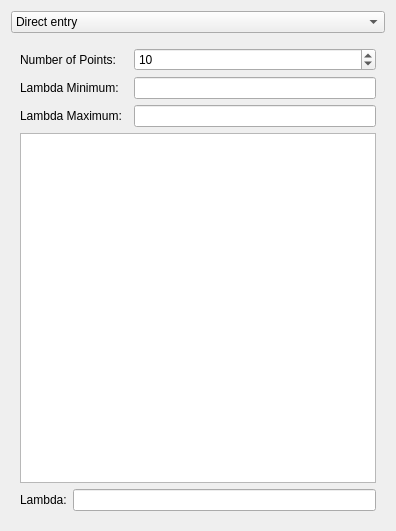
Qt form src/Interface/Modules/Inverse/SolveInverseProblemWithTikhonovSVDDialog.ui (SCIInstitute/SCIRun) before a commit.
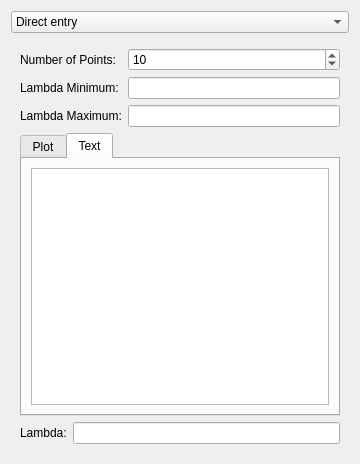
The same form after that commit. The open tabs and pages were chosen to show the change.

Commit message:
Extract class, add to other module UIs
Still need to do modules

```diff
--- a/src/Interface/Modules/Inverse/SolveInverseProblemWithTikhonovSVDDialog.ui
+++ b/src/Interface/Modules/Inverse/SolveInverseProblemWithTikhonovSVDDialog.ui
@@ -6,14 +6,14 @@
    <rect>
     <x>0</x>
     <y>0</y>
-    <width>396</width>
-    <height>531</height>
+    <width>360</width>
+    <height>464</height>
    </rect>
   </property>
   <property name="minimumSize">
    <size>
     <width>360</width>
-    <height>375</height>
+    <height>464</height>
    </size>
   </property>
   <property name="windowTitle">
@@ -164,19 +164,80 @@
       </layout>
      </widget>
      <widget class="QWidget" name="page_3">
-      <layout class="QGridLayout" name="gridLayout_8">
-       <item row="2" column="0">
-        <widget class="QLabel" name="label_7">
-         <property name="text">
-          <string>Lambda Maximum:</string>
-         </property>
-        </widget>
-       </item>
-       <item row="4" column="0" colspan="3">
-        <layout class="QHBoxLayout" name="horizontalLayout_2">
-         <item>
+      <layout class="QVBoxLayout" name="verticalLayout">
+       <item>
+        <layout class="QGridLayout" name="gridLayout_2">
+         <item row="0" column="0">
           <widget class="QLabel" name="label_6">
            <property name="text">
+            <string>Number of Points:</string>
+           </property>
+          </widget>
+         </item>
+         <item row="0" column="1">
+          <widget class="QSpinBox" name="lambdaNumberSpinBox_">
+           <property name="maximum">
+            <number>9999999</number>
+           </property>
+           <property name="value">
+            <number>10</number>
+           </property>
+          </widget>
+         </item>
+         <item row="1" column="0">
+          <widget class="QLabel" name="label_8">
+           <property name="text">
+            <string>Lambda Minimum:</string>
+           </property>
+          </widget>
+         </item>
+         <item row="1" column="1">
+          <widget class="QLineEdit" name="lCurveMinLineEdit_"/>
+         </item>
+         <item row="2" column="0">
+          <widget class="QLabel" name="label_9">
+           <property name="text">
+            <string>Lambda Maximum:</string>
+           </property>
+          </widget>
+         </item>
+         <item row="2" column="1">
+          <widget class="QLineEdit" name="lCurveMaxLineEdit_"/>
+         </item>
+        </layout>
+       </item>
+       <item>
+        <widget class="QTabWidget" name="tabWidget">
+         <property name="currentIndex">
+          <number>0</number>
+         </property>
+         <widget class="QWidget" name="plotTab_">
+          <attribute name="title">
+           <string>Plot</string>
+          </attribute>
+          <layout class="QVBoxLayout" name="verticalLayout_6"/>
+         </widget>
+         <widget class="QWidget" name="tab_2">
+          <attribute name="title">
+           <string>Text</string>
+          </attribute>
+          <layout class="QHBoxLayout" name="horizontalLayout_2">
+           <item>
+            <widget class="QTextEdit" name="lCurveTextEdit_">
+             <property name="readOnly">
+              <bool>true</bool>
+             </property>
+            </widget>
+           </item>
+          </layout>
+         </widget>
+        </widget>
+       </item>
+       <item>
+        <layout class="QHBoxLayout" name="horizontalLayout_3">
+         <item>
+          <widget class="QLabel" name="label_7">
+           <property name="text">
             <string>Lambda:</string>
            </property>
           </widget>
@@ -190,43 +251,6 @@
          </item>
         </layout>
        </item>
-       <item row="3" column="0" colspan="3">
-        <widget class="QTextEdit" name="lCurveTextEdit_">
-         <property name="readOnly">
-          <bool>true</bool>
-         </property>
-        </widget>
-       </item>
-       <item row="1" column="0">
-        <widget class="QLabel" name="label_10">
-         <property name="text">
-          <string>Lambda Minimum:</string>
-         </property>
-        </widget>
-       </item>
-       <item row="0" column="0">
-        <widget class="QLabel" name="label_9">
-         <property name="text">
-          <string>Number of Points:</string>
-         </property>
-        </widget>
-       </item>
-       <item row="0" column="2">
-        <widget class="QSpinBox" name="lambdaNumberSpinBox_">
-         <property name="maximum">
-          <number>9999999</number>
-         </property>
-         <property name="value">
-          <number>10</number>
-         </property>
-        </widget>
-       </item>
-       <item row="1" column="2">
-        <widget class="QLineEdit" name="lCurveMinLineEdit_"/>
-       </item>
-       <item row="2" column="2">
-        <widget class="QLineEdit" name="lCurveMaxLineEdit_"/>
-       </item>
       </layout>
      </widget>
     </widget>
```
Left out of the diff: 40 changed lines with no effect on the pictures. The commit also changes 7 other files.
